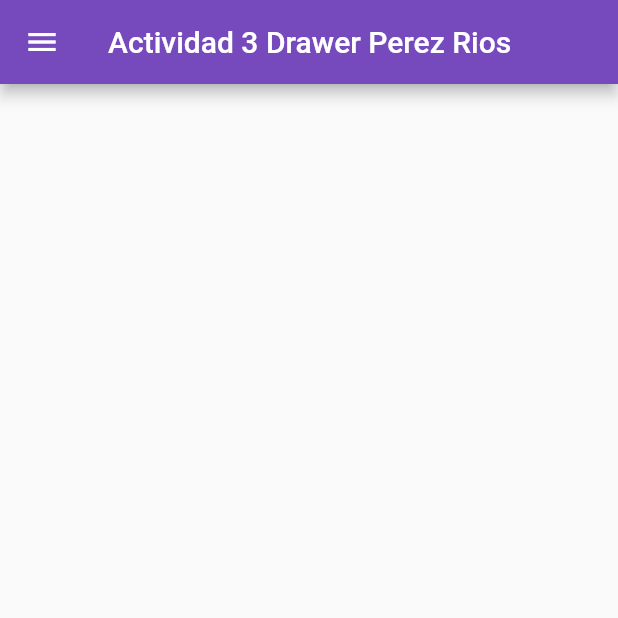
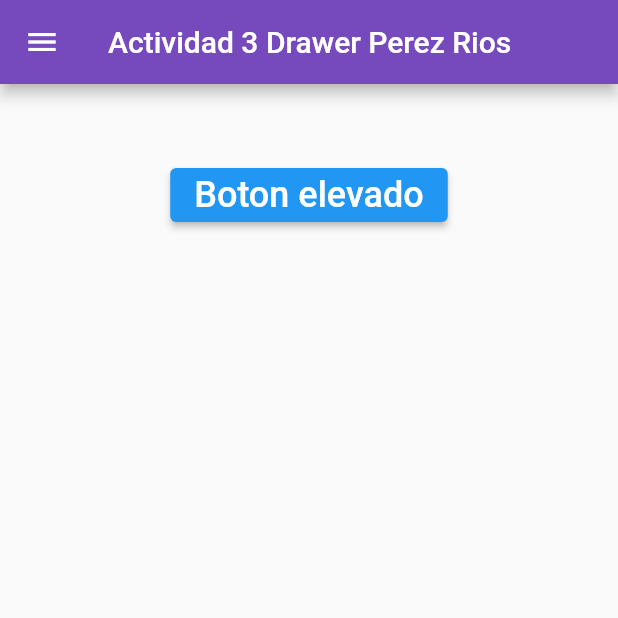
Before and after one commit to ElizabethPerezRios/DrawerFlutLab, a Flutter app: the screen it shows after launch, on a phone screen of 412 x 824 dp, the top half of it. Run offline on Flutter 3.47's test engine with Material 2 defaults, Android fonts, the phone set to English and light mode, and no system bars.

Commit message:
agregamos el boton

```diff
--- a/lib/main.dart
+++ b/lib/main.dart
@@ -4,6 +4,7 @@ void main() => runApp(MyApp());
 
 class MyApp extends StatelessWidget {
   const MyApp({super.key});
+
   static const String _title = 'Drawer en Flutter';
   // This widget is the root of your application.
   @override
@@ -21,14 +22,17 @@ class MyApp extends StatelessWidget {
 
 class MyHomePage extends StatefulWidget {
   const MyHomePage({super.key});
+
   @override
   _MyHomePageState createState() => _MyHomePageState();
 }
 
 class _MyHomePageState extends State<MyHomePage> {
+  final GlobalKey<ScaffoldState> _key = GlobalKey(); // Create a key
   @override
   Widget build(BuildContext context) {
     return Scaffold(
+      key: _key,
       appBar: AppBar(
         title: Text('Actividad 3 Drawer Perez Rios'),
         backgroundColor: const Color(0xff764abc),
@@ -82,6 +86,22 @@ class _MyHomePageState extends State<MyHomePage> {
                 Navigator.pop(context);
               },
             ),
+            AboutListTile(
+              // <-- SEE HERE
+              icon: Icon(
+                Icons.info,
+              ),
+              child: Text('Acerca de la app'),
+              applicationIcon: Icon(
+                Icons.local_play,
+              ),
+              applicationName: 'Mi Aplicacion Chida',
+              applicationVersion: '1.0.25',
+              applicationLegalese: '© 2019 Compañia',
+              aboutBoxChildren: [
+                ///Content goes here...
+              ],
+            ),
           ],
         ),
       ),
@@ -91,6 +111,15 @@ class _MyHomePageState extends State<MyHomePage> {
             SizedBox(
               height: 50,
             ),
+            ElevatedButton(
+              onPressed: () {
+                _key.currentState!.openDrawer(); //<-- SEE HERE
+              },
+              child: const Text(
+                'Boton elevado',
+                style: TextStyle(fontSize: 24),
+              ),
+            ),
           ],
         ),
       ),
```
